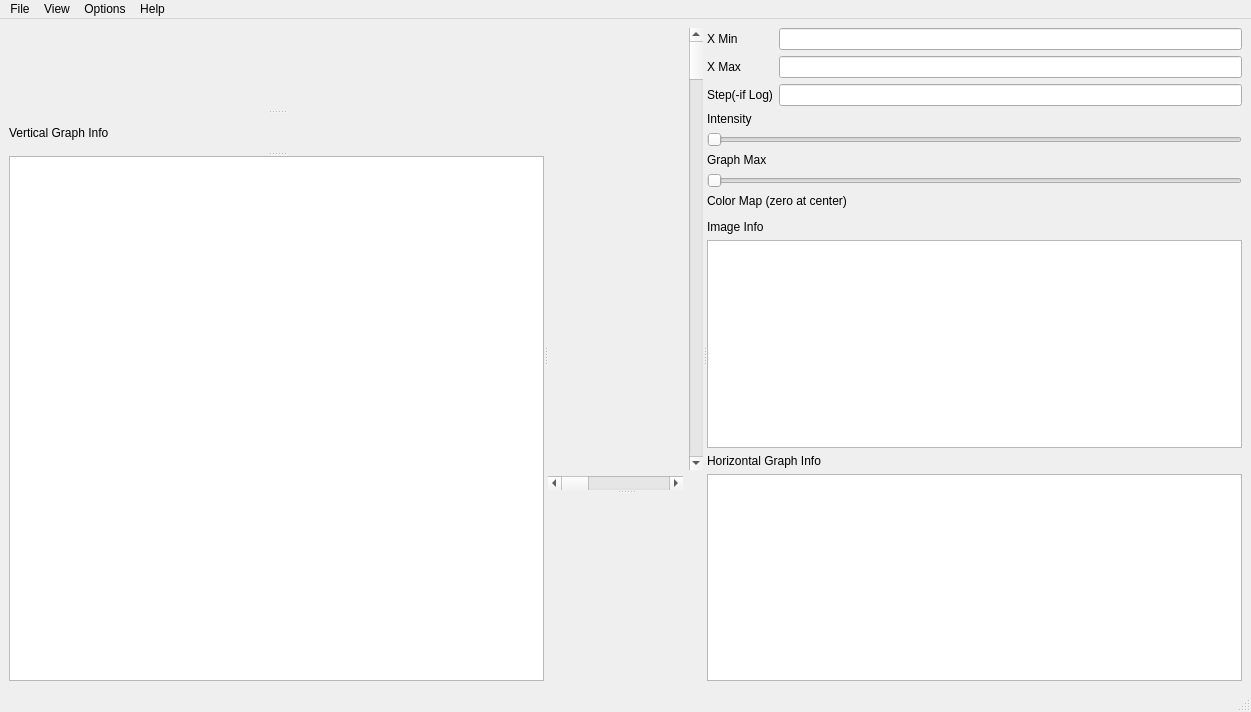
First picture: the form in Code/Mantid/MantidQt/ImageViewer/inc/MantidQtImageViewer/ImageView.ui, repository mantidproject/mantid, before the edit.
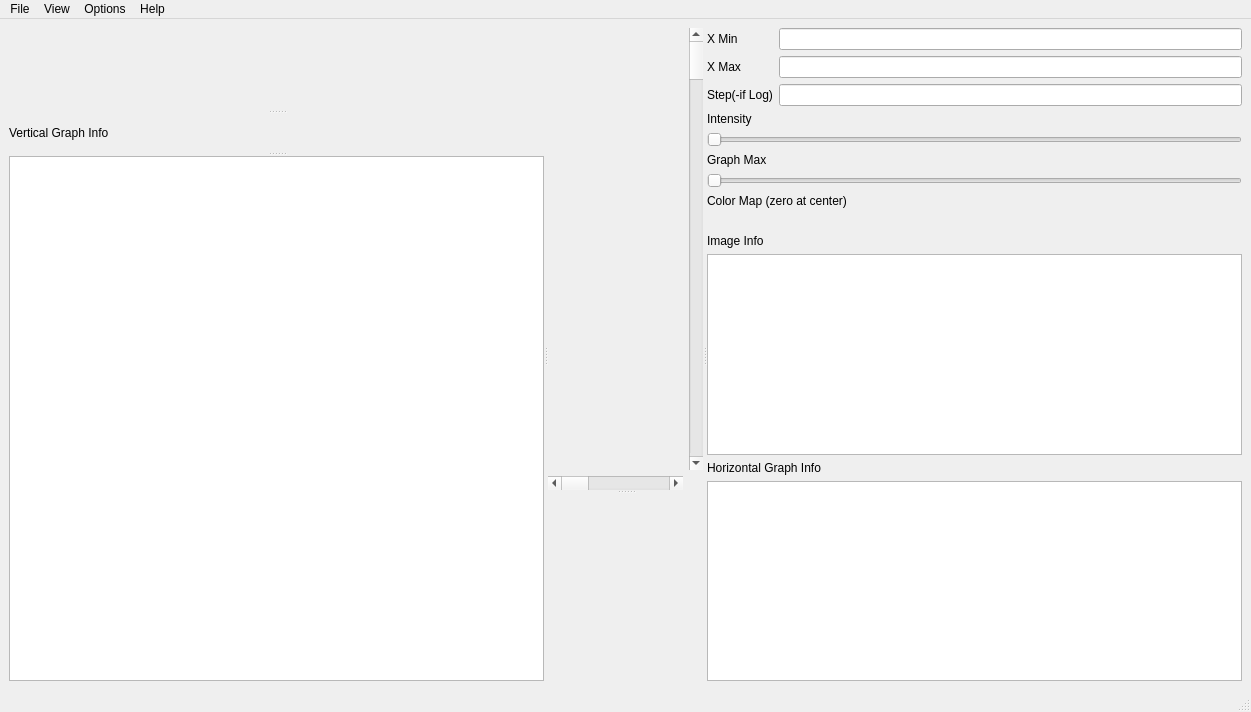
Second picture: the form after the edit. Custom widgets are drawn as their Qt base class.

Commit message:
Re 5058, Added display of color scale
A simple band of colors is used to display the
color scale in use, with zero at the center of
the display, colors for negative values to the left
and colors for positive values to the right.
refs #5058

Diff of the .ui file:
```diff
--- a/Code/Mantid/MantidQt/ImageViewer/inc/MantidQtImageViewer/ImageView.ui
+++ b/Code/Mantid/MantidQt/ImageViewer/inc/MantidQtImageViewer/ImageView.ui
@@ -139,7 +139,7 @@
          </widget>
         </item>
         <item row="4" column="0">
-         <widget class="QWidget" name="color_scale" native="true"/>
+         <widget class="QLabel" name="color_scale" native="true"/>
         </item>
         <item row="5" column="0">
          <widget class="QLabel" name="table_label">
```
The commit also changes 2 other files.
